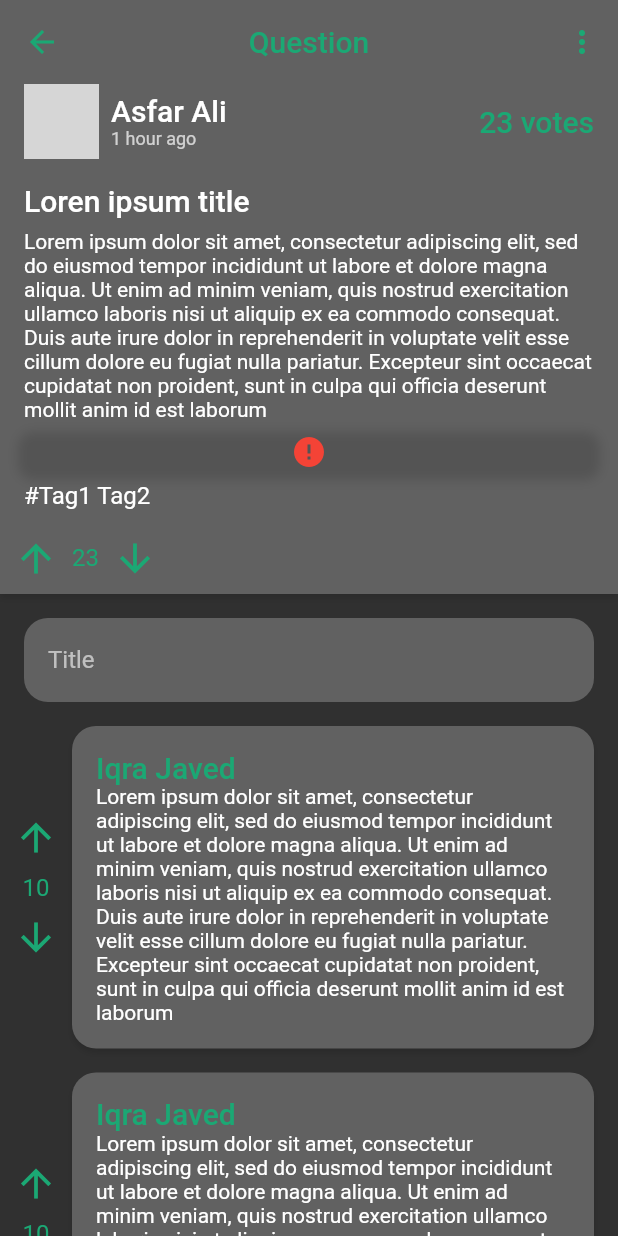
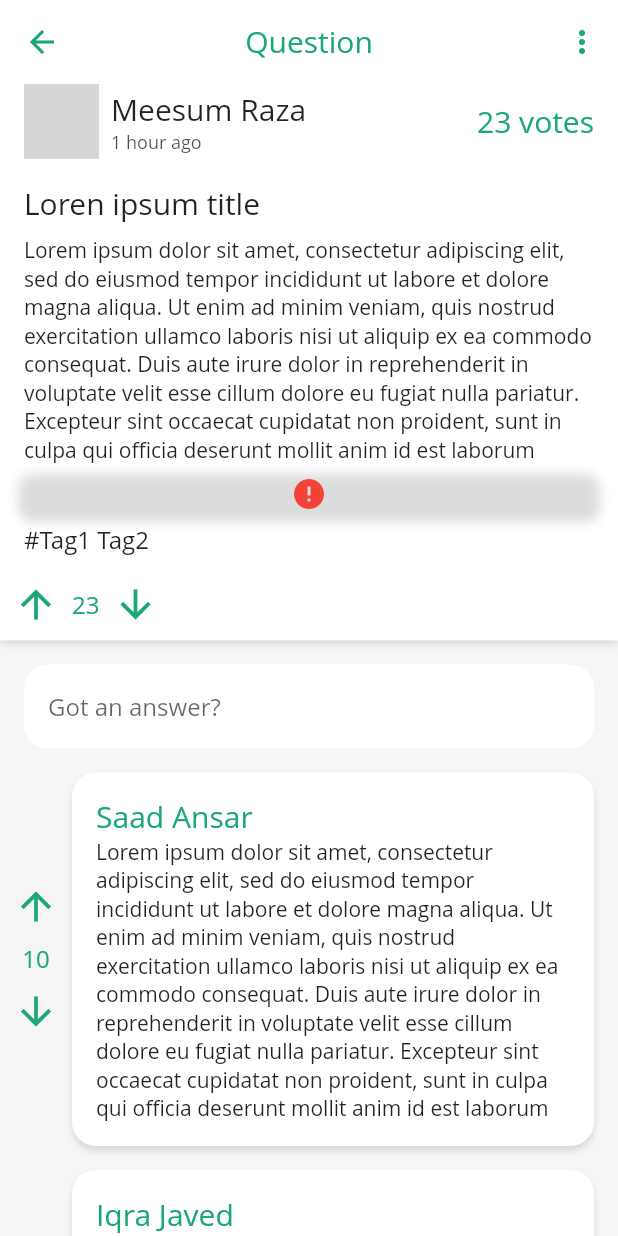
Before and after one commit to s4-ali/truly_pakistan_fyp, a Flutter app: the screen it shows after launch, item 2 of the bottom bar chosen, after a tap on "Whats best place for breakfast in lahore", on a phone screen of 412 x 824 dp. Run offline on Flutter 3.47's test engine with Material 2 defaults, Android fonts, the phone set to English and light mode, and no system bars; drawn by our look-alikes of cached_network_image; our stand-ins replace flushbar, font_awesome_flutter, persistent_bottom_nav_bar; missing offline and left inert: transformer_page_view; accounts and stored records are empty; network calls fail; grey boxes are pictures that could not be loaded.

```diff
--- a/lib/providers/theme_provider.dart
+++ b/lib/providers/theme_provider.dart
@@ -21,7 +21,7 @@ class ThemeProvider with ChangeNotifier {
   ];
 
   AppTheme _currentTheme = AppTheme.DARK;
-  ThemeData _currentThemeData = themeData[1];
+  ThemeData _currentThemeData = themeData[0];
 
   void switchTheme() => currentTheme == AppTheme.LIGHT
       ? currentTheme = AppTheme.DARK
--- a/lib/ui/screens/community/view_community_post_screen.dart
+++ b/lib/ui/screens/community/view_community_post_screen.dart
@@ -2,6 +2,7 @@ import 'package:cached_network_image/cached_network_image.dart';
 import 'package:flutter/cupertino.dart';
 import 'package:flutter/material.dart';
 import 'package:truly_pakistan_fyp/static_data.dart';
+import 'package:truly_pakistan_fyp/ui/screens/marketplace/data.dart';
 
 class ViewCommunityPostScreen extends StatefulWidget {
   @override
@@ -28,7 +29,7 @@ class _ViewCommunityPostScreenState extends State<ViewCommunityPostScreen> {
                 child: Column(
                   crossAxisAlignment: CrossAxisAlignment.start,
                   children: <Widget>[
-                    Text("Asfar Ali",style: Theme.of(context).textTheme.headline6,),
+                    Text("Meesum Raza",style: Theme.of(context).textTheme.headline6,),
                     Text("1 hour ago",style: TextStyle(color: Theme.of(context).textTheme.bodyText1.color.withAlpha(180),fontSize: 12),),
                   ],
                 ),
@@ -52,7 +53,7 @@ class _ViewCommunityPostScreenState extends State<ViewCommunityPostScreen> {
       child: ClipRRect(
           borderRadius: BorderRadius.circular(10),
           child: CachedNetworkImage(
-            imageUrl: imageUrl,
+            imageUrl: adModels[6].imgUrl,
             width: double.infinity,
             placeholder: (context, url) => CircularProgressIndicator(),
             errorWidget: (context, url, error) => Icon(Icons.error,color: Colors.red,),
@@ -139,7 +140,7 @@ class _ViewCommunityPostScreenState extends State<ViewCommunityPostScreen> {
             child: TextField(
               decoration: InputDecoration(
                   border: InputBorder.none,
-                  hintText: "Title"
+                  hintText: "Got an answer?"
               ),
             ),
           ),
@@ -175,7 +176,7 @@ class _ViewCommunityPostScreenState extends State<ViewCommunityPostScreen> {
                   child: Column(
                     crossAxisAlignment: CrossAxisAlignment.start,
                     children: <Widget>[
-                      Text("Iqra Javed",style: theme.textTheme.headline6.copyWith(color: theme.primaryColor),),
+                      Text("Saad Ansar",style: theme.textTheme.headline6.copyWith(color: theme.primaryColor),),
                       Text(loremIpsum)
                     ],
                   ),
--- a/lib/ui/screens/home_screen.dart
+++ b/lib/ui/screens/home_screen.dart
@@ -3,6 +3,7 @@ import 'package:flutter/material.dart';
 import 'package:persistent_bottom_nav_bar/persistent-tab-view.dart';
 import 'file:///C:/Projects/Flutter/truly_pakistan_fyp/lib/ui/screens/community/community_screen.dart';
 import 'package:truly_pakistan_fyp/ui/screens/marketplace_screen.dart';
+import 'package:truly_pakistan_fyp/ui/screens/notifications_screen.dart';
 import 'file:///C:/Projects/Flutter/truly_pakistan_fyp/lib/ui/screens/travelogue/news_feed_screen.dart';
 import 'package:truly_pakistan_fyp/ui/screens/profile_screen.dart';
 
@@ -48,6 +49,12 @@ class _HomeScreenState extends State<HomeScreen> {
         inactiveColor: inactiveColor,
       ),
       PersistentBottomNavBarItem(
+        icon: Icon(Icons.notifications),
+        title: ("Notification"),
+        activeColor: activeColor,
+        inactiveColor: inactiveColor,
+      ),
+      PersistentBottomNavBarItem(
         icon: Icon(Icons.person),
         title: ("Profile"),
         activeColor: activeColor,
@@ -61,6 +68,7 @@ class _HomeScreenState extends State<HomeScreen> {
       NewsFeedScreen(),
       CommunityScreen(),
       MarketplaceScreen(),
+      NotificationsScreen(),
       ProfileScreen(),
     ];
   }
--- a/lib/ui/screens/marketplace/main.dart
+++ b/lib/ui/screens/marketplace/main.dart
@@ -68,10 +68,10 @@ class _MarketPlaceState extends State<MarketPlace> {
                     child: Row(
                       children: <Widget>[
                         Expanded(
-                          child: Text("Truly Pakistan",style: TextStyle(color: Theme.of(context).primaryColor, fontSize: 18, fontWeight: FontWeight.bold, letterSpacing: 1),),
+                          child: Text("Marketplace",style: TextStyle(color: Theme.of(context).primaryColor, fontSize: 18, fontWeight: FontWeight.bold, letterSpacing: 1),),
                         ),
                         SizedBox(width: 20,),
-                        Icon(Icons.add, color: Colors.grey[800], size: 30,)
+                        Icon(Icons.more, color: Colors.black, size: 30,)
                       ],
                     ),
                   ),
--- a/lib/ui/screens/travelogue/news_feed_screen.dart
+++ b/lib/ui/screens/travelogue/news_feed_screen.dart
@@ -1,5 +1,6 @@
 import 'package:flutter/material.dart';
 import 'package:persistent_bottom_nav_bar/persistent-tab-view.dart';
+import 'package:truly_pakistan_fyp/ui/screens/marketplace/data.dart';
 import 'package:truly_pakistan_fyp/ui/screens/travelogue/add_media_post_screen.dart';
 import 'package:truly_pakistan_fyp/ui/widgets/travelogue_post_widget.dart';
 
@@ -29,10 +30,10 @@ class _NewsFeedScreenState extends State<NewsFeedScreen> {
         child: ListView(
           children: <Widget>[
             TraveloguePostWidget(
-              images: ["https://thumbor.forbes.com/thumbor/fit-in/1200x0/filters%3Aformat%28jpg%29/https%3A%2F%2Fspecials-images.forbesimg.com%2Fimageserve%2F5d35eacaf1176b0008974b54%2F0x0.jpg%3FcropX1%3D790%26cropX2%3D5350%26cropY1%3D784%26cropY2%3D3349"],
+              images: [adModels[1].imgUrl],
             ),
             TraveloguePostWidget(
-              images: ["https://thumbor.forbes.com/thumbor/fit-in/1200x0/filters%3Aformat%28jpg%29/https%3A%2F%2Fspecials-images.forbesimg.com%2Fimageserve%2F5d35eacaf1176b0008974b54%2F0x0.jpg%3FcropX1%3D790%26cropX2%3D5350%26cropY1%3D784%26cropY2%3D3349"],
+              images: [adModels[6].imgUrl],
             ),
           ],
         ),
--- a/lib/ui/screens/travelogue/view_media_post_screen.dart
+++ b/lib/ui/screens/travelogue/view_media_post_screen.dart
@@ -1,6 +1,7 @@
 import 'package:cached_network_image/cached_network_image.dart';
 import 'package:flutter/material.dart';
 import 'package:truly_pakistan_fyp/static_data.dart';
+import 'package:truly_pakistan_fyp/ui/screens/marketplace/data.dart';
 import 'package:truly_pakistan_fyp/utils.dart';
 
 class ViewMediaPostScreen extends StatefulWidget {
@@ -215,8 +216,7 @@ class _ViewMediaPostScreenState extends State<ViewMediaPostScreen> {
                 width: double.infinity,
                 child: Center(
                   child: CachedNetworkImage(
-                    imageUrl:
-                        "https://thumbor.forbes.com/thumbor/fit-in/1200x0/filters%3Aformat%28jpg%29/https%3A%2F%2Fspecials-images.forbesimg.com%2Fimageserve%2F5d35eacaf1176b0008974b54%2F0x0.jpg%3FcropX1%3D790%26cropX2%3D5350%26cropY1%3D784%26cropY2%3D3349",
+                    imageUrl:adModels[1].imgUrl,
                     width: double.infinity,
                     placeholder: (context, url) => CircularProgressIndicator(),
                     errorWidget: (context, url, error) => Icon(
```
Also changed, not shown: lib/ui/screens/notifications_screen.dart (added, +17 -0 lines), lib/ui/screens/profile_screen.dart (+44 -2 lines).
